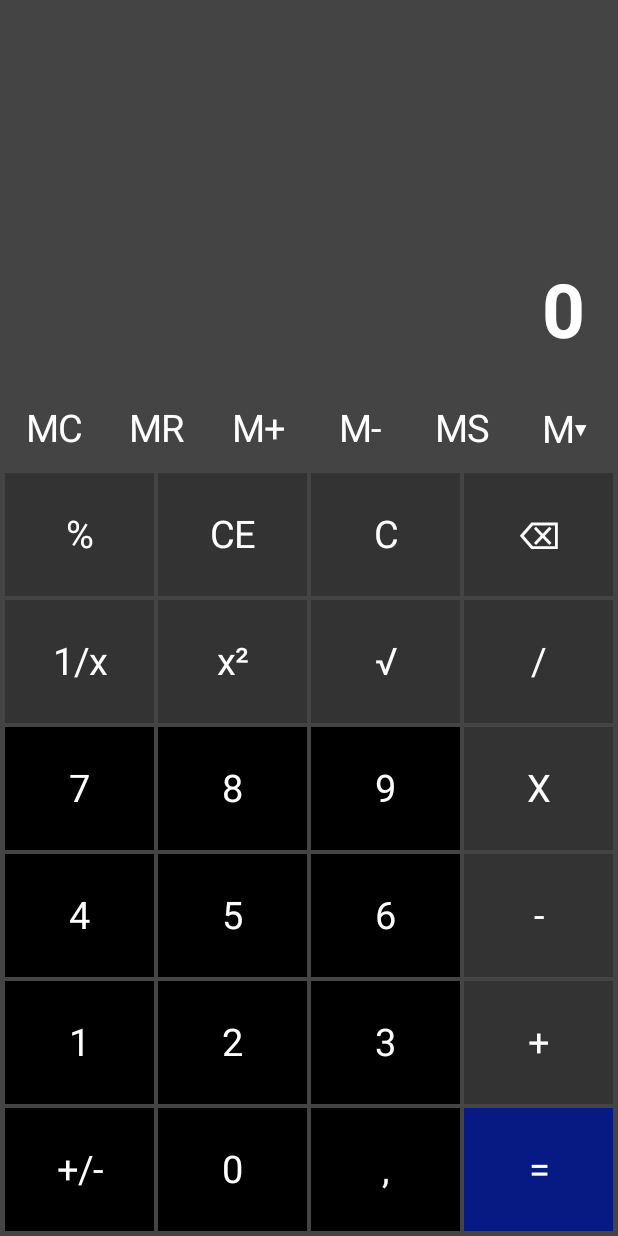
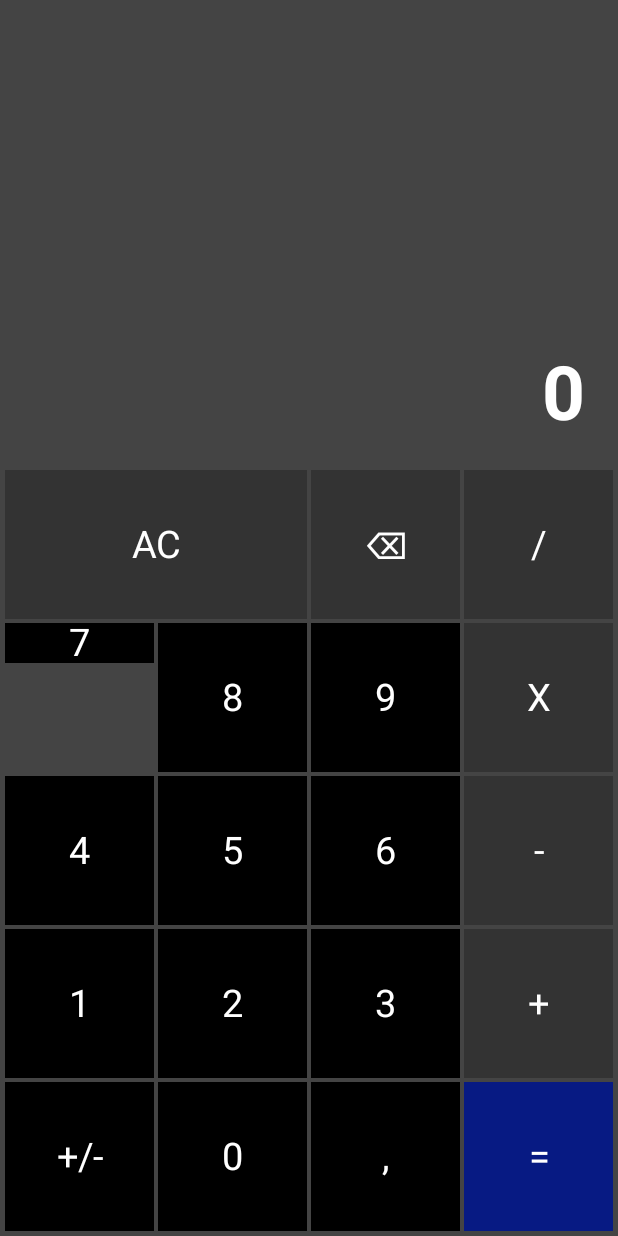
Before and after one commit to avidaldo/android-windows-calculator-ui, an Android app built with Jetpack Compose: the screen it shows after launch (MainActivity), on a phone screen of 412 x 824 dp. Run offline under Robolectric (Android 15) with nearby library versions, the phone set to English and light mode, and no system bars.

Commit message:
version vertical lista

```diff
--- a/app/src/main/java/com/example/calculadorawindows/MainActivity.kt
+++ b/app/src/main/java/com/example/calculadorawindows/MainActivity.kt
@@ -44,63 +44,34 @@ private fun CalculadoraWindowsContent() {
     ) {
 
         DisplayCalculadora(Modifier.weight(3f))
-        Row(modifier = Modifier
-            .fillMaxWidth()
-            .weight(0.66f)) {
-            BotonCalculadora(text = "MC", Modifier.weight(1f), color = Fondo)
-            BotonCalculadora(text = "MR", Modifier.weight(1f), color = Fondo)
-            BotonCalculadora(text = "M+", Modifier.weight(1f), color = Fondo)
-            BotonCalculadora(text = "M-", Modifier.weight(1f), color = Fondo)
-            BotonCalculadora(text = "MS", Modifier.weight(1f), color = Fondo)
-            BotonCalculadora(text = "M\u25BE", Modifier.weight(1f), color = Fondo)
+        Row(modifier = Modifier.fillMaxWidth()) {
+            BotonCalculadora(text = "AC", Modifier.weight(2f).aspectRatio(2f), color = GrisOscuro)
+            BotonCalculadora(text = "\u232B", Modifier.weight(1f).aspectRatio(1f), color = GrisOscuro)
+            BotonCalculadora(text = "/", Modifier.weight(1f).aspectRatio(1f), color = GrisOscuro)
         }
-        Row(modifier = Modifier
-            .fillMaxWidth()
-            .weight(1f)) {
-            BotonCalculadora(text = "%", Modifier.weight(1f), color = GrisOscuro)
-            BotonCalculadora(text = "CE", Modifier.weight(1f), color = GrisOscuro)
-            BotonCalculadora(text = "C", Modifier.weight(1f), color = GrisOscuro)
-            BotonCalculadora(text = "\u232B", Modifier.weight(1f), color = GrisOscuro)
+        Row(modifier = Modifier.fillMaxWidth()) {
+            BotonCalculadora(text = "7", Modifier.weight(1f))
+            BotonCalculadora(text = "8", Modifier.weight(1f).aspectRatio(1f))
+            BotonCalculadora(text = "9", Modifier.weight(1f).aspectRatio(1f))
+            BotonCalculadora(text = "X", Modifier.weight(1f).aspectRatio(1f), color = GrisOscuro)
         }
-        Row(modifier = Modifier
-            .fillMaxWidth()
-            .weight(1f)) {
-            BotonCalculadora(text = "1/x", Modifier.weight(1f), color = GrisOscuro)
-            BotonCalculadora(text = "x\u00B2", Modifier.weight(1f), color = GrisOscuro)
-            BotonCalculadora(text = "\u221A", Modifier.weight(1f), color = GrisOscuro)
-            BotonCalculadora(text = "/", Modifier.weight(1f), color = GrisOscuro)
+        Row(modifier = Modifier.fillMaxWidth()) {
+            BotonCalculadora(text = "4", Modifier.weight(1f).aspectRatio(1f))
+            BotonCalculadora(text = "5", Modifier.weight(1f).aspectRatio(1f))
+            BotonCalculadora(text = "6", Modifier.weight(1f).aspectRatio(1f))
+            BotonCalculadora(text = "-", Modifier.weight(1f).aspectRatio(1f), color = GrisOscuro)
         }
-        Row(modifier = Modifier
-            .fillMaxWidth()
-            .weight(1f)) {
-            BotonCalculadora(text = "7", Modifier.weight(1f))
-            BotonCalculadora(text = "8", Modifier.weight(1f))
-            BotonCalculadora(text = "9", Modifier.weight(1f))
-            BotonCalculadora(text = "X", Modifier.weight(1f), color = GrisOscuro)
+        Row(modifier = Modifier.fillMaxWidth()) {
+            BotonCalculadora(text = "1", Modifier.weight(1f).aspectRatio(1f))
+            BotonCalculadora(text = "2", Modifier.weight(1f).aspectRatio(1f))
+            BotonCalculadora(text = "3", Modifier.weight(1f).aspectRatio(1f))
+            BotonCalculadora(text = "+", Modifier.weight(1f).aspectRatio(1f), color = GrisOscuro)
         }
-        Row(modifier = Modifier
-            .fillMaxWidth()
-            .weight(1f)) {
-            BotonCalculadora(text = "4", Modifier.weight(1f))
-            BotonCalculadora(text = "5", Modifier.weight(1f))
-            BotonCalculadora(text = "6", Modifier.weight(1f))
-            BotonCalculadora(text = "-", Modifier.weight(1f), color = GrisOscuro)
-        }
-        Row(modifier = Modifier
-            .fillMaxWidth()
-            .weight(1f)) {
-            BotonCalculadora(text = "1", Modifier.weight(1f))
-            BotonCalculadora(text = "2", Modifier.weight(1f))
-            BotonCalculadora(text = "3", Modifier.weight(1f))
-            BotonCalculadora(text = "+", Modifier.weight(1f), color = GrisOscuro)
-        }
-        Row(modifier = Modifier
-            .fillMaxWidth()
-            .weight(1f)) {
-            BotonCalculadora(text = "+/-", Modifier.weight(1f))
-            BotonCalculadora(text = "0", Modifier.weight(1f))
-            BotonCalculadora(text = ",", Modifier.weight(1f))
-            BotonCalculadora(text = "=", Modifier.weight(1f), color = AzulIgual)
+        Row(modifier = Modifier.fillMaxWidth()) {
+            BotonCalculadora(text = "+/-", Modifier.weight(1f).aspectRatio(1f))
+            BotonCalculadora(text = "0", Modifier.weight(1f).aspectRatio(1f))
+            BotonCalculadora(text = ",", Modifier.weight(1f).aspectRatio(1f))
+            BotonCalculadora(text = "=", Modifier.weight(1f).aspectRatio(1f), color = AzulIgual)
         }
     }
 }
@@ -137,7 +108,6 @@ fun BotonCalculadora(
     Box(
         contentAlignment = Alignment.Center,
         modifier = Modifier
-            .fillMaxSize()
             .border(width = 1.dp, color = Fondo)
             .background(color)
             .clickable { onClick() }
```
